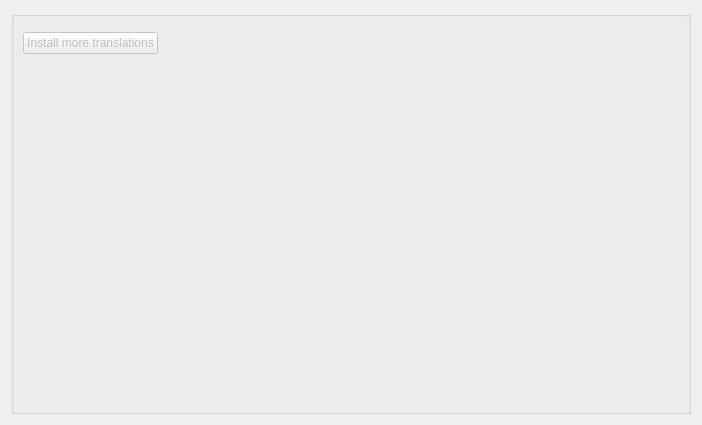
Above: kcmtranslationswidget.ui from KDE/plasma-workspace before the change. Below: the same form after it.
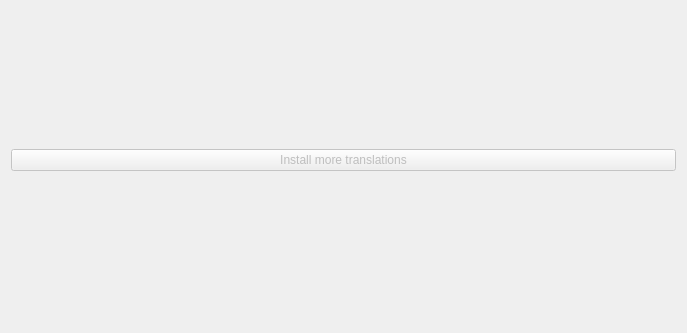
That is the form after the change. Custom widgets are drawn as their Qt base class.

Patch:
```diff
--- a/kcmtranslationswidget.ui
+++ b/kcmtranslationswidget.ui
@@ -6,8 +6,8 @@
    <rect>
     <x>0</x>
     <y>0</y>
-    <width>702</width>
-    <height>425</height>
+    <width>687</width>
+    <height>333</height>
    </rect>
   </property>
   <property name="sizePolicy">
@@ -16,14 +16,13 @@
     <verstretch>0</verstretch>
    </sizepolicy>
   </property>
-  <layout class="QVBoxLayout" name="verticalLayout">
-   <item>
-    <widget class="QGroupBox" name="m_tabWidgetSettings">
      <layout class="QVBoxLayout" name="verticalLayout_2">
       <item>
-       <widget class="KActionSelector" name="m_selectTranslations" native="true">
+    <layout class="QVBoxLayout" name="verticalLayout">
+     <item>
+      <widget class="KActionSelector" name="m_selectTranslations">
         <property name="sizePolicy">
-         <sizepolicy hsizetype="Preferred" vsizetype="Maximum">
+        <sizepolicy hsizetype="Preferred" vsizetype="Expanding">
           <horstretch>0</horstretch>
           <verstretch>0</verstretch>
          </sizepolicy>
@@ -36,8 +35,6 @@
         </property>
        </widget>
       </item>
-      <item>
-       <layout class="QHBoxLayout" name="horizontalLayout_9">
         <item>
          <widget class="QPushButton" name="m_buttonTranslationsInstall">
           <property name="enabled">
@@ -61,8 +58,6 @@
           </property>
          </spacer>
         </item>
-       </layout>
-      </item>
       <item>
        <spacer name="verticalSpacer">
         <property name="orientation">
@@ -77,7 +72,6 @@
        </spacer>
       </item>
      </layout>
-    </widget>
    </item>
   </layout>
  </widget>
```
Left out of the diff: 14 changed lines with no effect on the pictures. Lines whose indentation alone changed are shown as unchanged.
